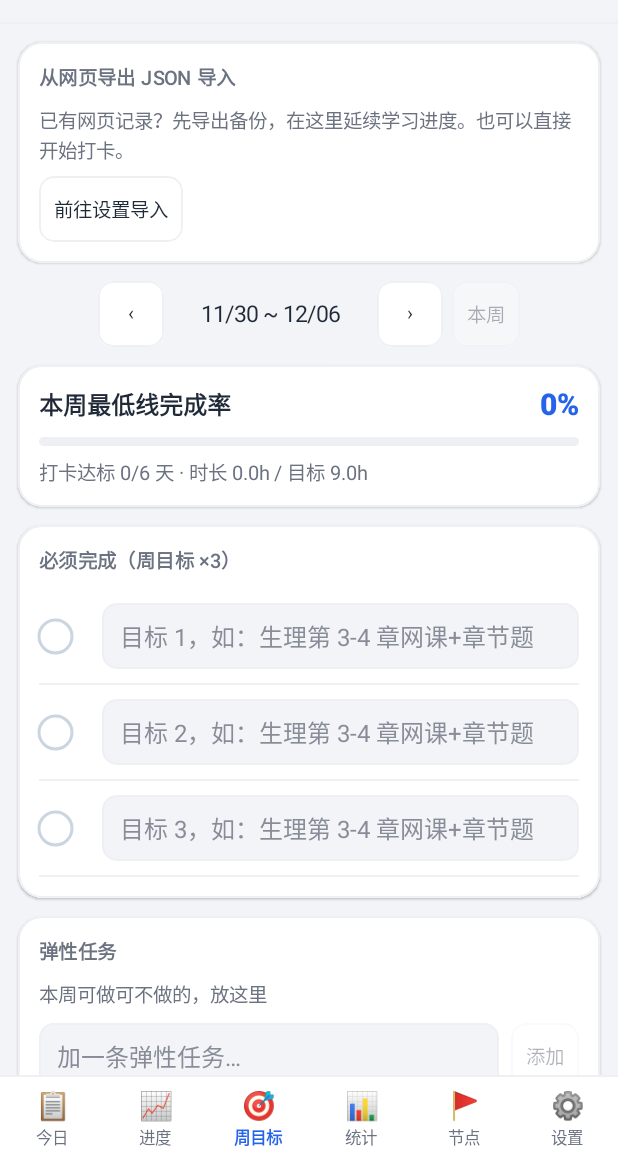
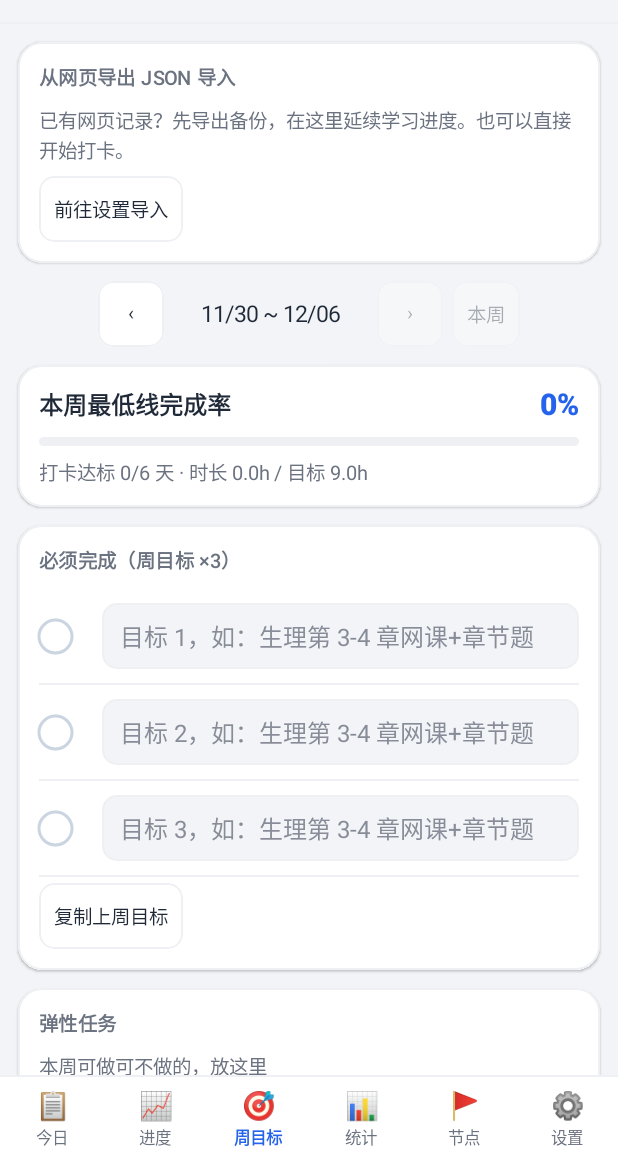
Before and after one commit to xjb1337/kaoyan-checkin, an Android app built with Jetpack Compose: the screen it shows after launch (MainActivity), item 3 of the bottom bar chosen, on a phone screen of 412 x 824 dp, the part 78-1236 px from its top. Run offline under Robolectric (Android 15) with nearby library versions, the phone set to English and light mode, and no system bars; our stand-ins replace Room's generated code.

Commit message:
Android：补齐复制上周目标、复制周报和删除自定义任务，并禁止导航到未来日期
今日页可为自定义任务删除当天记录（确认后不改固定任务），周目标支持复制上周三项必做和周报文字；今天/本周时禁用「›」，日期选择器也不能选未来。

```diff
--- a/android/app/src/main/java/com/xjb/kaoyancheckin/TodayWeekScreens.kt
+++ b/android/app/src/main/java/com/xjb/kaoyancheckin/TodayWeekScreens.kt
@@ -1,5 +1,7 @@
 package com.xjb.kaoyancheckin
 
+import android.content.ClipData
+import android.content.ClipboardManager
 import androidx.compose.foundation.background
 import androidx.compose.foundation.clickable
 import androidx.compose.foundation.layout.*
@@ -12,6 +14,7 @@ import androidx.compose.runtime.saveable.rememberSaveable
 import androidx.compose.ui.Alignment
 import androidx.compose.ui.Modifier
 import androidx.compose.ui.graphics.Color
+import androidx.compose.ui.platform.LocalContext
 import androidx.compose.ui.semantics.Role
 import androidx.compose.ui.text.font.FontWeight
 import androidx.compose.ui.text.style.TextAlign
@@ -60,8 +63,12 @@ internal fun TodayScreen(model: CheckinViewModel) {
     val enabled = date <= model.today && model.loadError.isEmpty()
     val isToday = date == model.today
     val tasks = model.plan.tasks(date, state, model.today)
-    DateNav(date, { model.selected = StudyPlan.addDays(date, -1) }, { model.selected = StudyPlan.addDays(date, 1) },
-        { model.selected = model.today }, "今天", isToday, true) { model.selected = it }
+    val nextDate = StudyPlan.nextWithinLimit(date, model.today, 1)
+    var deleteTarget by remember(date) { mutableStateOf<String?>(null) }
+    DateNav(date, { model.selected = StudyPlan.addDays(date, -1) }, { nextDate?.let { model.selected = it } },
+        { model.selected = model.today }, "今天", isToday, true, canGoNext = nextDate != null, maxDate = model.today) {
+        if (it <= model.today) model.selected = it
+    }
     if (!isToday) Banner(if (date > model.today) "未来日期 · 仅供预览，点「今天」返回" else "正在补记 $date，点「今天」返回", "info")
     if (model.today < model.plan.start) Banner("🎯 ${shortDate(model.plan.start)} 正式开营，还有 ${daysBetween(model.today, model.plan.start)} 天 · 想提前开始也行", "info")
     if (CheckinCore.needsBackup(state, System.currentTimeMillis())) {
@@ -86,7 +93,9 @@ internal fun TodayScreen(model: CheckinViewModel) {
         else if (date >= model.plan.start) Tip("两项最低线优先；其余是阶段参考，按每周安排选择，不必每天全部完成。")
         val minimumIds = phase.arr("tasks").values().filterIsInstance<JSONObject>().filter { it.optInt("min") == 1 }.map { it.optString("id") }.toSet()
         tasks.forEach { task ->
-            TaskRow(task.label, model.plan.isDone(record, task.id), enabled, task.tag, task.id in minimumIds) {
+            val deletable = task.id.startsWith("c:") || task.id.startsWith("r:")
+            TaskRow(task.label, model.plan.isDone(record, task.id), enabled, task.tag, task.id in minimumIds,
+                onDelete = if (deletable) ({ deleteTarget = task.id }) else null) {
                 model.editDay(date) { model.plan.toggle(it, task.id) }
             }
         }
@@ -152,6 +161,10 @@ internal fun TodayScreen(model: CheckinViewModel) {
             Tip("本机保存不等于云备份。换手机前请导出 JSON，并保存到网盘或发给自己。")
         }
     }
+    deleteTarget?.let { id ->
+        ConfirmDialog("删除这条任务？", "只删除 $date 的当天记录，固定任务设置不会改变。",
+            { deleteTarget = null }) { model.deleteCustomTask(date, id) }
+    }
 }
 
 // Read the latest value inside the existing serialized edit so rapid taps are not lost.
@@ -167,11 +180,13 @@ private fun adjustHours(model: CheckinViewModel, date: String, subject: String,
 @Composable
 internal fun WeekScreen(model: CheckinViewModel) {
     val week = model.week
+    val currentWeek = StudyPlan.monday(model.today)
     val record = model.state.obj("weeks").optJSONObject(week) ?: StudyPlan.week()
-    val enabled = week <= StudyPlan.monday(model.today) && model.loadError.isEmpty()
+    val enabled = week <= currentWeek && model.loadError.isEmpty()
     val stats = weekStats(model.plan, model.state, model.today, week)
-    DateNav(week, { model.week = StudyPlan.addDays(week, -7) }, { model.week = StudyPlan.addDays(week, 7) },
-        { model.week = StudyPlan.monday(model.today) }, "本周", week == StudyPlan.monday(model.today), false)
+    val nextWeek = StudyPlan.nextWithinLimit(week, currentWeek, 7)
+    DateNav(week, { model.week = StudyPlan.addDays(week, -7) }, { nextWeek?.let { model.week = it } },
+        { model.week = currentWeek }, "本周", week == currentWeek, false, canGoNext = nextWeek != null)
     if (!enabled) Banner("未来周目标仅供预览", "info")
     Section {
         Row(Modifier.fillMaxWidth(), verticalAlignment = Alignment.CenterVertically) {
@@ -197,7 +212,8 @@ internal fun WeekScreen(model: CheckinViewModel) {
             }
             Divider()
         }
-        // The Android MVP has no copy-previous-week action; existing edits remain available.
+        Spacer(Modifier.height(4.dp))
+        WebButton("复制上周目标", { model.copyPreviousWeekGoals(week) }, enabled = enabled)
     }
     Section("弹性任务") {
         if (record.arr("ex").length() == 0) Tip("本周可做可不做的，放这里")
@@ -220,6 +236,7 @@ internal fun WeekScreen(model: CheckinViewModel) {
     }
     // Web .rep: the report is derived from the records already exposed by the ViewModel.
     Section("自动周报") {
+        val context = LocalContext.current
         val completed = (0..2).count { record.arr("md").optBoolean(it) }
         val chapters = model.plan.subjects.mapNotNull { subject ->
             val count = model.plan.chapterDone(subject, model.state)
@@ -232,5 +249,13 @@ internal fun WeekScreen(model: CheckinViewModel) {
             "章节：${chapters.ifEmpty { listOf("暂无进度") }.joinToString("、")}\n连续打卡 ${model.plan.streak(model.state, model.today)} 天。"
         Text(report, Modifier.fillMaxWidth().background(webColors.bg, RoundedCornerShape(10.dp)).padding(11.dp),
             color = webColors.text, fontSize = 12.5.sp, lineHeight = 20.sp)
+        Spacer(Modifier.height(8.dp))
+        WebButton("复制周报文字", {
+            val copied = runCatching {
+                val clipboard = context.getSystemService(ClipboardManager::class.java) ?: error("剪贴板不可用")
+                clipboard.setPrimaryClip(ClipData.newPlainText("考研周报", report))
+            }.isSuccess
+            model.notify(if (copied) "周报已复制" else "复制失败")
+        })
     }
 }
--- a/android/app/src/main/java/com/xjb/kaoyancheckin/WebComponents.kt
+++ b/android/app/src/main/java/com/xjb/kaoyancheckin/WebComponents.kt
@@ -12,8 +12,10 @@ import androidx.compose.foundation.shape.RoundedCornerShape
 import androidx.compose.foundation.text.BasicTextField
 import androidx.compose.foundation.text.KeyboardActions
 import androidx.compose.foundation.text.KeyboardOptions
+import androidx.compose.material3.AlertDialog
 import androidx.compose.material3.MaterialTheme
 import androidx.compose.material3.Text
+import androidx.compose.material3.TextButton
 import androidx.compose.runtime.*
 import androidx.compose.runtime.saveable.rememberSaveable
 import androidx.compose.ui.Alignment
@@ -117,9 +119,11 @@ internal fun Chip(text: String, color: Color, background: Color, modifier: Modif
 }
 
 @Composable
-internal fun TaskRow(label: String, checked: Boolean, enabled: Boolean = true, tag: String? = null, bold: Boolean = false, onChange: () -> Unit) {
+internal fun TaskRow(label: String, checked: Boolean, enabled: Boolean = true, tag: String? = null, bold: Boolean = false,
+                     onDelete: (() -> Unit)? = null, onChange: () -> Unit) {
     val c = webColors
-    Row(Modifier.fillMaxWidth().heightIn(min = 58.dp)
+    Row(Modifier.fillMaxWidth().heightIn(min = 58.dp), verticalAlignment = Alignment.CenterVertically) {
+        Row(Modifier.weight(1f).heightIn(min = 58.dp)
             .toggleable(checked, enabled = enabled, role = Role.Checkbox, onValueChange = { onChange() })
             .padding(horizontal = 2.dp, vertical = 10.dp), verticalAlignment = Alignment.CenterVertically,
             horizontalArrangement = Arrangement.spacedBy(9.dp)) {
@@ -137,6 +141,11 @@ internal fun TaskRow(label: String, checked: Boolean, enabled: Boolean = true, t
                     else -> c.purpleTag to c.chipPurple
                 }
                 Chip(tag, fg, bg)
+            }
+        }
+        if (onDelete != null) {
+            WebButton("✕", onDelete, Modifier.padding(start = 4.dp, end = 2.dp), enabled = enabled,
+                accessibilityLabel = "删除$label")
         }
     }
     Divider()
@@ -197,17 +206,30 @@ internal fun AddField(placeholder: String, enabled: Boolean = true, button: Stri
 // Web .daynav: date picker is native while keeping the web row's appearance.
 @Composable
 internal fun DateNav(date: String, previous: () -> Unit, next: () -> Unit, current: () -> Unit,
-    currentLabel: String, isCurrent: Boolean, datePicker: Boolean, onDate: (String) -> Unit = {}) {
+    currentLabel: String, isCurrent: Boolean, datePicker: Boolean, canGoNext: Boolean = true, maxDate: String? = null,
+    onDate: (String) -> Unit = {}) {
     val context = LocalContext.current
     Row(Modifier.fillMaxWidth(), horizontalArrangement = Arrangement.spacedBy(6.dp, Alignment.CenterHorizontally), verticalAlignment = Alignment.CenterVertically) {
         WebButton("‹", previous, Modifier.width(44.dp))
         if (datePicker) {
             val value = LocalDate.parse(date)
+            val limit = maxDate?.let { LocalDate.parse(it) }
+            val pickerDate = if (limit != null && value > limit) limit else value
             Row(Modifier.weight(1f).heightIn(min = 44.dp).clip(RoundedCornerShape(10.dp))
                 .background(webColors.card).border(1.dp, webColors.line, RoundedCornerShape(10.dp))
                 .clickable {
-                    DatePickerDialog(context, { _, year, month, day -> onDate(LocalDate.of(year, month + 1, day).toString()) },
-                        value.year, value.monthValue - 1, value.dayOfMonth).show()
+                    val dialog = DatePickerDialog(context, { _, year, month, day ->
+                        val picked = LocalDate.of(year, month + 1, day)
+                        if (limit == null || picked <= limit) onDate(picked.toString())
+                    }, pickerDate.year, pickerDate.monthValue - 1, pickerDate.dayOfMonth)
+                    if (limit != null) {
+                        val maximum = java.util.Calendar.getInstance().apply {
+                            clear()
+                            set(limit.year, limit.monthValue - 1, limit.dayOfMonth)
+                        }
+                        dialog.datePicker.maxDate = maximum.timeInMillis
+                    }
+                    dialog.show()
                 }.padding(horizontal = 8.dp), verticalAlignment = Alignment.CenterVertically) {
                 Text("${shortDate(date)}/${date.take(4)}", Modifier.weight(1f), textAlign = TextAlign.Center,
                     color = webColors.text, fontSize = 14.sp, fontWeight = FontWeight.Bold)
@@ -217,10 +239,16 @@ internal fun DateNav(date: String, previous: () -> Unit, next: () -> Unit, curre
             Text("${shortDate(date)} ~ ${shortDate(StudyPlan.addDays(date, 6))}", Modifier.widthIn(min = 130.dp),
                 textAlign = TextAlign.Center, color = webColors.text, fontSize = 15.sp, maxLines = 1)
         }
-        // Future navigation remains available as in the existing Android app.
-        WebButton("›", next, Modifier.width(44.dp))
+        WebButton("›", { if (canGoNext) next() }, Modifier.width(44.dp), enabled = canGoNext)
         WebButton(currentLabel, current, enabled = !isCurrent)
     }
+}
+
+@Composable
+internal fun ConfirmDialog(title: String, message: String, dismiss: () -> Unit, confirm: () -> Unit) {
+    AlertDialog(onDismissRequest = dismiss, title = { Text(title) }, text = { Text(message) },
+        confirmButton = { TextButton(onClick = { confirm(); dismiss() }) { Text("确认") } },
+        dismissButton = { TextButton(onClick = dismiss) { Text("取消") } })
 }
 
 @Composable
```
Also changed, not shown: android/app/src/main/java/com/xjb/kaoyancheckin/CheckinViewModel.kt (+18 -2 lines), android/app/src/main/java/com/xjb/kaoyancheckin/SettingsScreen.kt (+0 -9 lines), android/app/src/main/java/com/xjb/kaoyancheckin/StudyPlan.kt (+22 -0 lines), 1 other file. Lines whose indentation alone changed are shown as unchanged.
